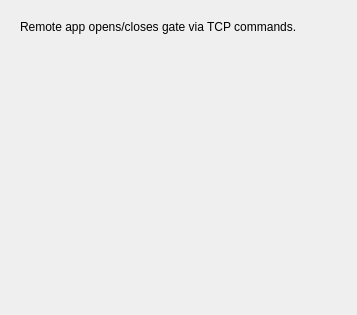
First picture: the form in Forms/GateTCPPanel.ui, repository billkarsh/SpikeGLX, before the edit.
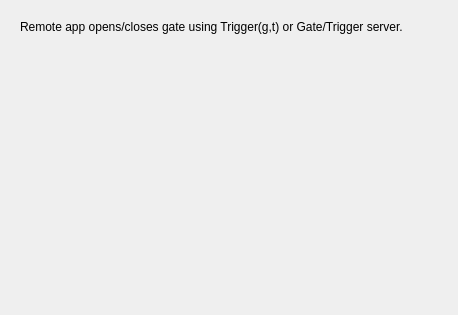
Second picture: the form after the edit.

What changed in the file:
```diff
--- a/Forms/GateTCPPanel.ui
+++ b/Forms/GateTCPPanel.ui
@@ -6,7 +6,7 @@
    <rect>
     <x>0</x>
     <y>0</y>
-    <width>357</width>
+    <width>458</width>
     <height>315</height>
    </rect>
   </property>
@@ -32,7 +32,7 @@
       </sizepolicy>
      </property>
      <property name="text">
-      <string>Remote app opens/closes gate via TCP commands.</string>
+      <string>Remote app opens/closes gate using Trigger(g,t) or Gate/Trigger server.</string>
      </property>
     </widget>
    </item>
```
